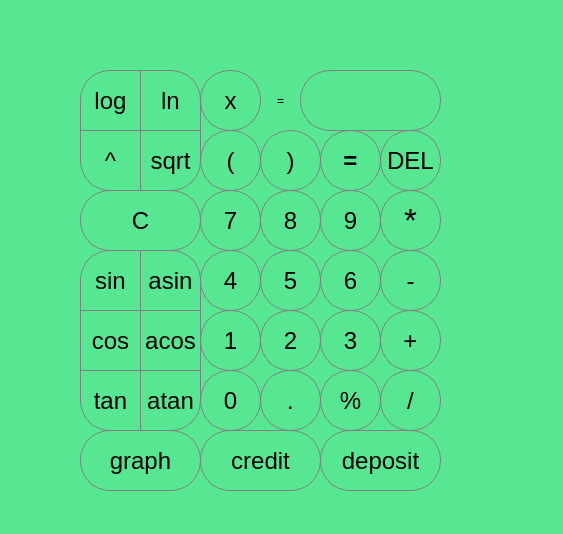
First picture: the form in src/Calculator/mainwindow.ui, repository manwoodt/SmartCalc_v1.0-1, before the edit.
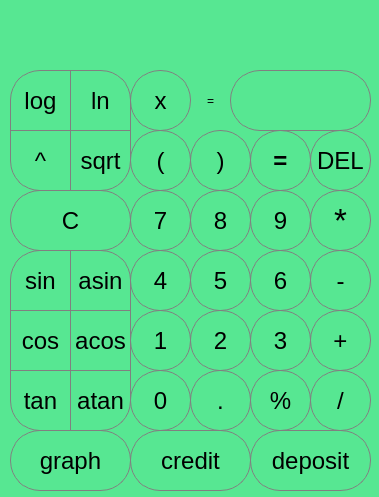
Second picture: the form after the edit.

```diff
--- a/src/Calculator/mainwindow.ui
+++ b/src/Calculator/mainwindow.ui
@@ -6,8 +6,8 @@
    <rect>
     <x>0</x>
     <y>0</y>
-    <width>563</width>
-    <height>534</height>
+    <width>379</width>
+    <height>497</height>
    </rect>
   </property>
   <property name="windowTitle">
@@ -20,7 +20,7 @@
    <widget class="QLabel" name="result">
     <property name="geometry">
      <rect>
-      <x>80</x>
+      <x>10</x>
       <y>10</y>
       <width>361</width>
       <height>61</height>
@@ -50,7 +50,7 @@
    <widget class="QPushButton" name="pushButton_C">
     <property name="geometry">
      <rect>
-      <x>80</x>
+      <x>10</x>
       <y>190</y>
       <width>121</width>
       <height>61</height>
@@ -82,7 +82,7 @@
    <widget class="QPushButton" name="pushButton_mod">
     <property name="geometry">
      <rect>
-      <x>320</x>
+      <x>250</x>
       <y>370</y>
       <width>61</width>
       <height>61</height>
@@ -114,7 +114,7 @@
    <widget class="QPushButton" name="pushButton_div">
     <property name="geometry">
      <rect>
-      <x>380</x>
+      <x>310</x>
       <y>370</y>
       <width>61</width>
       <height>61</height>
@@ -146,7 +146,7 @@
    <widget class="QPushButton" name="pushButton_del">
     <property name="geometry">
      <rect>
-      <x>380</x>
+      <x>310</x>
       <y>130</y>
       <width>61</width>
       <height>61</height>
@@ -178,7 +178,7 @@
    <widget class="QPushButton" name="pushButton_mul">
     <property name="geometry">
      <rect>
-      <x>380</x>
+      <x>310</x>
       <y>190</y>
       <width>61</width>
       <height>61</height>
@@ -213,7 +213,7 @@
    <widget class="QPushButton" name="pushButton_9">
     <property name="geometry">
      <rect>
-      <x>320</x>
+      <x>250</x>
       <y>190</y>
       <width>61</width>
       <height>61</height>
@@ -245,7 +245,7 @@
    <widget class="QPushButton" name="pushButton_7">
     <property name="geometry">
      <rect>
-      <x>200</x>
+      <x>130</x>
       <y>190</y>
       <width>61</width>
       <height>61</height>
@@ -277,7 +277,7 @@
    <widget class="QPushButton" name="pushButton_8">
     <property name="geometry">
      <rect>
-      <x>260</x>
+      <x>190</x>
       <y>190</y>
       <width>61</width>
       <height>61</height>
@@ -309,7 +309,7 @@
    <widget class="QPushButton" name="pushButton_dot">
     <property name="geometry">
      <rect>
-      <x>260</x>
+      <x>190</x>
       <y>370</y>
       <width>61</width>
       <height>61</height>
@@ -341,7 +341,7 @@
    <widget class="QPushButton" name="pushButton_minus">
     <property name="geometry">
      <rect>
-      <x>380</x>
+      <x>310</x>
       <y>250</y>
       <width>61</width>
       <height>61</height>
@@ -373,7 +373,7 @@
    <widget class="QPushButton" name="pushButton_0">
     <property name="geometry">
      <rect>
-      <x>200</x>
+      <x>130</x>
       <y>370</y>
       <width>61</width>
       <height>61</height>
@@ -405,7 +405,7 @@
    <widget class="QPushButton" name="pushButton_6">
     <property name="geometry">
      <rect>
-      <x>320</x>
+      <x>250</x>
       <y>250</y>
       <width>61</width>
       <height>61</height>
@@ -437,7 +437,7 @@
    <widget class="QPushButton" name="pushButton_equal">
     <property name="geometry">
      <rect>
-      <x>320</x>
+      <x>250</x>
       <y>130</y>
       <width>61</width>
       <height>61</height>
@@ -477,7 +477,7 @@
    <widget class="QPushButton" name="pushButton_4">
     <property name="geometry">
      <rect>
-      <x>200</x>
+      <x>130</x>
       <y>250</y>
       <width>61</width>
       <height>61</height>
@@ -509,7 +509,7 @@
    <widget class="QPushButton" name="pushButton_5">
     <property name="geometry">
      <rect>
-      <x>260</x>
+      <x>190</x>
       <y>250</y>
       <width>61</width>
       <height>61</height>
@@ -541,7 +541,7 @@
    <widget class="QPushButton" name="pushButton_2">
     <property name="geometry">
      <rect>
-      <x>260</x>
+      <x>190</x>
       <y>310</y>
       <width>61</width>
       <height>61</height>
@@ -573,7 +573,7 @@
    <widget class="QPushButton" name="pushButton_3">
     <property name="geometry">
      <rect>
-      <x>320</x>
+      <x>250</x>
       <y>310</y>
       <width>61</width>
       <height>61</height>
@@ -605,7 +605,7 @@
    <widget class="QPushButton" name="pushButton_plus">
     <property name="geometry">
      <rect>
-      <x>380</x>
+      <x>310</x>
       <y>310</y>
       <width>61</width>
       <height>61</height>
@@ -637,7 +637,7 @@
    <widget class="QPushButton" name="pushButton_1">
     <property name="geometry">
      <rect>
-      <x>200</x>
+      <x>130</x>
       <y>310</y>
       <width>61</width>
       <height>61</height>
@@ -670,7 +670,7 @@
    <widget class="QPushButton" name="pushButton_deg">
     <property name="geometry">
      <rect>
-      <x>80</x>
+      <x>10</x>
       <y>130</y>
       <width>61</width>
       <height>61</height>
@@ -699,7 +699,7 @@
    <widget class="QPushButton" name="pushButton_sqrt">
     <property name="geometry">
      <rect>
-      <x>140</x>
+      <x>70</x>
       <y>130</y>
       <width>61</width>
       <height>61</height>
@@ -729,7 +729,7 @@
    <widget class="QPushButton" name="pushButton_log">
     <property name="geometry">
      <rect>
-      <x>80</x>
+      <x>10</x>
       <y>70</y>
       <width>61</width>
       <height>61</height>
@@ -760,7 +760,7 @@
    <widget class="QPushButton" name="pushButton_ln">
     <property name="geometry">
      <rect>
-      <x>140</x>
+      <x>70</x>
       <y>70</y>
       <width>61</width>
       <height>61</height>
@@ -790,7 +790,7 @@
    <widget class="QPushButton" name="pushButton_sin">
     <property name="geometry">
      <rect>
-      <x>80</x>
+      <x>10</x>
       <y>250</y>
       <width>61</width>
       <height>61</height>
@@ -821,7 +821,7 @@
    <widget class="QPushButton" name="pushButton_asin">
     <property name="geometry">
      <rect>
-      <x>140</x>
+      <x>70</x>
       <y>250</y>
       <width>61</width>
       <height>61</height>
@@ -853,7 +853,7 @@
    <widget class="QPushButton" name="pushButton_acos">
     <property name="geometry">
      <rect>
-      <x>140</x>
+      <x>70</x>
       <y>310</y>
       <width>61</width>
       <height>61</height>
@@ -882,7 +882,7 @@
    <widget class="QPushButton" name="pushButton_cos">
     <property name="geometry">
      <rect>
-      <x>80</x>
+      <x>10</x>
       <y>310</y>
       <width>61</width>
       <height>61</height>
@@ -911,7 +911,7 @@
    <widget class="QPushButton" name="pushButton_tan">
     <property name="geometry">
      <rect>
-      <x>80</x>
+      <x>10</x>
       <y>370</y>
       <width>61</width>
       <height>61</height>
@@ -940,7 +940,7 @@
    <widget class="QPushButton" name="pushButton_atan">
     <property name="geometry">
      <rect>
-      <x>140</x>
+      <x>70</x>
       <y>370</y>
       <width>61</width>
       <height>61</height>
@@ -970,7 +970,7 @@
    <widget class="QPushButton" name="pushButton_rightBracket">
     <property name="geometry">
      <rect>
-      <x>260</x>
+      <x>190</x>
       <y>130</y>
       <width>61</width>
       <height>61</height>
@@ -1002,7 +1002,7 @@
    <widget class="QPushButton" name="pushButton_leftBracket">
     <property name="geometry">
      <rect>
-      <x>200</x>
+      <x>130</x>
       <y>130</y>
       <width>61</width>
       <height>61</height>
@@ -1034,7 +1034,7 @@
    <widget class="QPushButton" name="pushButton_x">
     <property name="geometry">
      <rect>
-      <x>200</x>
+      <x>130</x>
       <y>70</y>
       <width>61</width>
       <height>61</height>
@@ -1066,7 +1066,7 @@
    <widget class="QPushButton" name="pushButton_graph">
     <property name="geometry">
      <rect>
-      <x>80</x>
+      <x>10</x>
       <y>430</y>
       <width>121</width>
       <height>61</height>
@@ -1098,7 +1098,7 @@
    <widget class="QPushButton" name="pushButton_credit">
     <property name="geometry">
      <rect>
-      <x>200</x>
+      <x>130</x>
       <y>430</y>
       <width>121</width>
       <height>61</height>
@@ -1130,7 +1130,7 @@
    <widget class="QPushButton" name="pushButton_deposit">
     <property name="geometry">
      <rect>
-      <x>320</x>
+      <x>250</x>
       <y>430</y>
       <width>121</width>
       <height>61</height>
@@ -1162,7 +1162,7 @@
    <widget class="QLineEdit" name="insert_x">
     <property name="geometry">
      <rect>
-      <x>300</x>
+      <x>230</x>
       <y>70</y>
       <width>141</width>
       <height>61</height>
@@ -1194,7 +1194,7 @@
     </property>
     <property name="geometry">
      <rect>
-      <x>270</x>
+      <x>200</x>
       <y>90</y>
       <width>21</width>
       <height>21</height>
```
